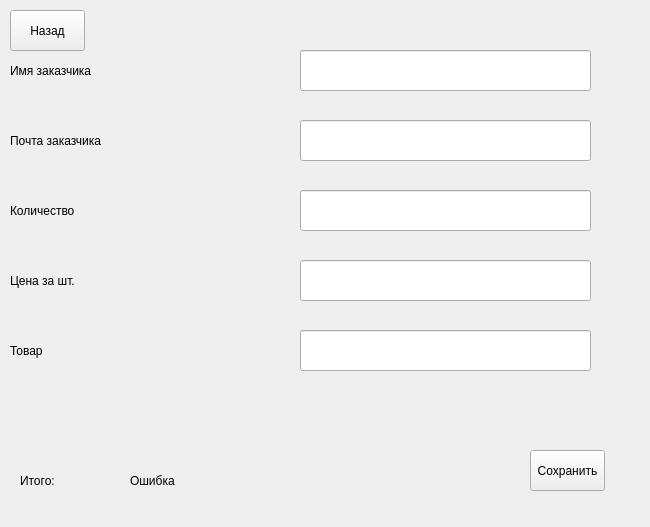
Old version of the form order.ui in the repository Shuv1Wolf/hackathon.
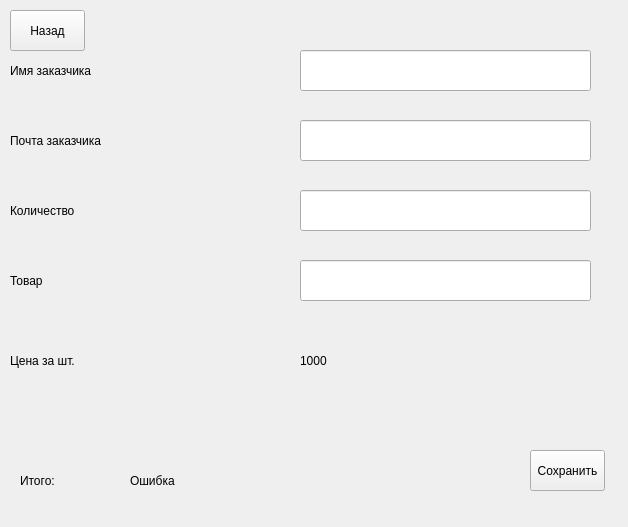
New version of the form.

```diff
--- a/order.ui
+++ b/order.ui
@@ -6,7 +6,7 @@
    <rect>
     <x>0</x>
     <y>0</y>
-    <width>650</width>
+    <width>628</width>
     <height>527</height>
    </rect>
   </property>
@@ -57,7 +57,7 @@
     <property name="geometry">
      <rect>
       <x>10</x>
-      <y>330</y>
+      <y>260</y>
       <width>171</width>
       <height>41</height>
      </rect>
@@ -138,7 +138,7 @@
     <property name="geometry">
      <rect>
       <x>10</x>
-      <y>260</y>
+      <y>340</y>
       <width>291</width>
       <height>41</height>
      </rect>
@@ -150,16 +150,6 @@
      <string>Цена за шт.</string>
     </property>
    </widget>
-   <widget class="QLineEdit" name="count_line_2">
-    <property name="geometry">
-     <rect>
-      <x>300</x>
-      <y>260</y>
-      <width>291</width>
-      <height>41</height>
-     </rect>
-    </property>
-   </widget>
    <widget class="QLabel" name="label_7">
     <property name="geometry">
      <rect>
@@ -180,7 +170,7 @@
     <property name="geometry">
      <rect>
       <x>300</x>
-      <y>330</y>
+      <y>260</y>
       <width>291</width>
       <height>41</height>
      </rect>
@@ -202,6 +192,22 @@
      <string>Ошибка</string>
     </property>
    </widget>
+   <widget class="QLabel" name="count_line_2">
+    <property name="geometry">
+     <rect>
+      <x>300</x>
+      <y>340</y>
+      <width>291</width>
+      <height>41</height>
+     </rect>
+    </property>
+    <property name="styleSheet">
+     <string notr="true">font: 26pt &quot;Arial&quot;;</string>
+    </property>
+    <property name="text">
+     <string>1000</string>
+    </property>
+   </widget>
   </widget>
  </widget>
  <resources/>
```
